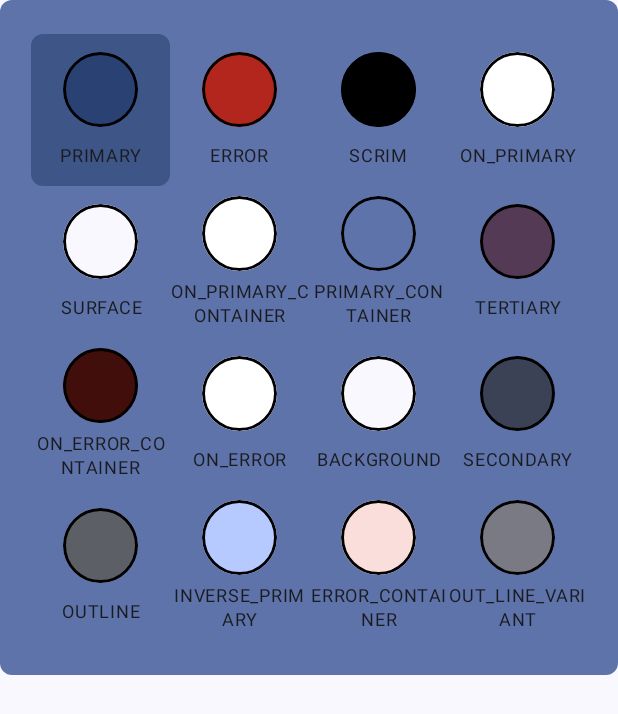
After one commit to TimofeyMaryin/M3-Desing-Lesson-App, an Android app built with Jetpack Compose: the composable ColorSquare shown on its own in the app's theme, on a phone screen of 412 x 824 dp. The commit adds this screen. Shown: the top 714 px of the screen. Run offline under Robolectric (Android 15) with nearby library versions, the phone set to English and light mode, and no system bars.

Commit message:
Add change color in project

```diff
--- a/app/src/main/java/com/m3/design/lesson/presentation/navigation/Screen.kt
+++ b/app/src/main/java/com/m3/design/lesson/presentation/navigation/Screen.kt
@@ -14,4 +14,5 @@ sealed class SettingsScreen (val route: String) {
     data object SettingsShapes: SettingsScreen("settings-shapes")
     data object SettingsText: SettingsScreen("settings-text")
     data object SettingsNightTheme: SettingsScreen("settings-night-theme")
+    data object SettingsColors: SettingsScreen("settings-colors")
 }
--- a/app/src/main/java/com/m3/design/lesson/presentation/screen/SettingsFragment.kt
+++ b/app/src/main/java/com/m3/design/lesson/presentation/screen/SettingsFragment.kt
@@ -51,7 +51,7 @@ fun SettingsFragment(
                 }
 
                 SettingsButton(value = "Цвета") {
-
+                    navController.navigate(SettingsScreen.SettingsColors.route)
                 }
 
                 SettingsButton(value = "Ночной режим") {
--- a/app/src/main/java/com/m3/design/lesson/presentation/utils/params/Colors.kt
+++ b/app/src/main/java/com/m3/design/lesson/presentation/utils/params/Colors.kt
@@ -6,4 +6,5 @@ enum class Colors {
     PRIMARY, ERROR, SCRIM, ON_PRIMARY, SURFACE, ON_PRIMARY_CONTAINER,
     PRIMARY_CONTAINER, TERTIARY, ON_ERROR_CONTAINER, ON_ERROR, BACKGROUND,
     SECONDARY, OUTLINE, INVERSE_PRIMARY, ERROR_CONTAINER, OUT_LINE_VARIANT,
+    UNSPECIFIED
 }
--- /dev/null
+++ b/app/src/main/java/com/m3/design/lesson/presentation/utils/ui/ColorSquare.kt
@@ -0,0 +1,277 @@
+package com.m3.design.lesson.presentation.utils.ui
+
+import androidx.compose.foundation.background
+import androidx.compose.foundation.border
+import androidx.compose.foundation.clickable
+import androidx.compose.foundation.layout.Arrangement
+import androidx.compose.foundation.layout.Box
+import androidx.compose.foundation.layout.Column
+import androidx.compose.foundation.layout.Row
+import androidx.compose.foundation.layout.RowScope
+import androidx.compose.foundation.layout.fillMaxSize
+import androidx.compose.foundation.layout.fillMaxWidth
+import androidx.compose.foundation.layout.height
+import androidx.compose.foundation.layout.padding
+import androidx.compose.foundation.layout.size
+import androidx.compose.foundation.shape.CircleShape
+import androidx.compose.material3.MaterialTheme
+import androidx.compose.runtime.Composable
+import androidx.compose.ui.Alignment
+import androidx.compose.ui.Modifier
+import androidx.compose.ui.draw.clip
+import androidx.compose.ui.graphics.Color
+import androidx.compose.ui.unit.dp
+import com.m3.design.lesson.presentation.utils.params.Colors
+import com.m3.design.lesson.presentation.vms.SettingsViewModel
+
+
+@Composable
+fun setColorByType(type: Colors): Color {
+    return when (type) {
+        Colors.PRIMARY -> MaterialTheme.colorScheme.primary
+        Colors.ERROR -> MaterialTheme.colorScheme.error
+        Colors.SCRIM -> MaterialTheme.colorScheme.scrim
+        Colors.ON_PRIMARY -> MaterialTheme.colorScheme.onPrimary
+        Colors.SURFACE -> MaterialTheme.colorScheme.surface
+        Colors.ON_PRIMARY_CONTAINER -> MaterialTheme.colorScheme.onPrimaryContainer
+        Colors.PRIMARY_CONTAINER -> MaterialTheme.colorScheme.primaryContainer
+        Colors.TERTIARY -> MaterialTheme.colorScheme.tertiary
+        Colors.ON_ERROR_CONTAINER -> MaterialTheme.colorScheme.onErrorContainer
+        Colors.ON_ERROR -> MaterialTheme.colorScheme.onError
+        Colors.BACKGROUND -> MaterialTheme.colorScheme.background
+        Colors.SECONDARY -> MaterialTheme.colorScheme.secondary
+        Colors.OUTLINE -> MaterialTheme.colorScheme.outline
+        Colors.INVERSE_PRIMARY -> MaterialTheme.colorScheme.inversePrimary
+        Colors.ERROR_CONTAINER -> MaterialTheme.colorScheme.errorContainer
+        Colors.OUT_LINE_VARIANT -> MaterialTheme.colorScheme.outlineVariant
+        Colors.UNSPECIFIED -> Color.Unspecified
+    }
+}
+
+@Composable
+fun ColorSquare(
+    viewModel: SettingsViewModel,
+    currentColors: Colors,
+    onChangeColor: (Colors) -> Unit
+) {
+
+
+    Box(
+        modifier = Modifier
+            .createContainer(viewModel)
+            .fillMaxWidth()
+            .height(450.dp),
+        contentAlignment = Alignment.Center,
+    ) {
+        Column(
+            modifier = Modifier.fillMaxSize(.9f)
+        ) {
+            Container(weight = 1f) {
+                Row {
+                   ColorsItem(
+                       value = "PRIMARY",
+                       type = Colors.PRIMARY,
+                       viewModel = viewModel,
+                       selected = currentColors == Colors.PRIMARY,
+                   ) {
+                       onChangeColor(Colors.PRIMARY)
+                   }
+
+                    ColorsItem(
+                        value = "ERROR",
+                        type = Colors.ERROR,
+                        viewModel = viewModel,
+                        selected = currentColors == Colors.ERROR,
+                    ) {
+                        onChangeColor(Colors.ERROR)
+                    }
+
+                    ColorsItem(
+                        value = "SCRIM",
+                        type = Colors.SCRIM,
+                        viewModel = viewModel,
+                        selected = currentColors == Colors.SCRIM,
+                    ) {
+                        onChangeColor(Colors.SCRIM)
+                    }
+
+                    ColorsItem(
+                        value = "ON_PRIMARY",
+                        type = Colors.ON_PRIMARY,
+                        viewModel = viewModel,
+                        selected = currentColors == Colors.ON_PRIMARY,
+                    ) {
+                        onChangeColor(Colors.ON_PRIMARY)
+                    }
+                }
+            }
+
+            Container(weight = 1f) {
+                Row {
+                    ColorsItem(
+                        value = "SURFACE",
+                        type = Colors.SURFACE,
+                        viewModel = viewModel,
+                        selected = currentColors == Colors.SURFACE,
+                    ) {
+                        onChangeColor(Colors.SURFACE)
+                    }
+
+                    ColorsItem(
+                        value = "ON_PRIMARY_CONTAINER",
+                        type = Colors.ON_PRIMARY_CONTAINER,
+                        viewModel = viewModel,
+                        selected = currentColors == Colors.ON_PRIMARY_CONTAINER,
+                    ) {
+                        onChangeColor(Colors.ON_PRIMARY_CONTAINER)
+                    }
+
+                    ColorsItem(
+                        value = "PRIMARY_CONTAINER",
+                        type = Colors.PRIMARY_CONTAINER,
+                        viewModel = viewModel,
+                        selected = currentColors == Colors.PRIMARY_CONTAINER,
+                    ) {
+                        onChangeColor(Colors.PRIMARY_CONTAINER)
+                    }
+
+                    ColorsItem(
+                        value = "TERTIARY",
+                        type = Colors.TERTIARY,
+                        viewModel = viewModel,
+                        selected = currentColors == Colors.TERTIARY,
+                    ) {
+                        onChangeColor(Colors.TERTIARY)
+                    }
+                }
+            }
+
+            Container(weight = 1f) {
+                Row {
+                    ColorsItem(
+                        value = "ON_ERROR_CONTAINER",
+                        type = Colors.ON_ERROR_CONTAINER,
+                        viewModel = viewModel,
+                        selected = currentColors == Colors.ON_ERROR_CONTAINER,
+                    ) {
+                        onChangeColor(Colors.ON_ERROR_CONTAINER)
+                    }
+
+                    ColorsItem(
+                        value = "ON_ERROR",
+                        type = Colors.ON_ERROR,
+                        viewModel = viewModel,
+                        selected = currentColors == Colors.ON_ERROR,
+                    ) {
+                        onChangeColor(Colors.ON_ERROR)
+                    }
+
+                    ColorsItem(
+                        value = "BACKGROUND",
+                        type = Colors.BACKGROUND,
+                        viewModel = viewModel,
+                        selected = currentColors == Colors.BACKGROUND,
+                    ) {
+                        onChangeColor(Colors.BACKGROUND)
+                    }
+
+                    ColorsItem(
+                        value = "SECONDARY",
+                        type = Colors.SECONDARY,
+                        viewModel = viewModel,
+                        selected = currentColors == Colors.SECONDARY,
+                    ) {
+                        onChangeColor(Colors.SECONDARY)
+                    }
+                }
+            }
+
+            Container(weight = 1f) {
+                Row {
+                    ColorsItem(
+                        value = "OUTLINE",
+                        type = Colors.OUTLINE,
+                        viewModel = viewModel,
+                        selected = currentColors == Colors.OUTLINE,
+                    ) {
+                        onChangeColor(Colors.OUTLINE)
+                    }
+
+                    ColorsItem(
+                        value = "INVERSE_PRIMARY",
+                        type = Colors.INVERSE_PRIMARY,
+                        viewModel = viewModel,
+                        selected = currentColors == Colors.INVERSE_PRIMARY,
+                    ) {
+                        onChangeColor(Colors.INVERSE_PRIMARY)
+                    }
+
+                    ColorsItem(
+                        value = "ERROR_CONTAINER",
+                        type = Colors.ERROR_CONTAINER,
+                        viewModel = viewModel,
+                        selected = currentColors == Colors.ERROR_CONTAINER,
+                    ) {
+                        onChangeColor(Colors.ERROR_CONTAINER)
+                    }
+
+                    ColorsItem(
+                        value = "OUT_LINE_VARIANT",
+                        type = Colors.OUT_LINE_VARIANT,
+                        viewModel = viewModel,
+                        selected = currentColors == Colors.OUT_LINE_VARIANT,
+                    ) {
+                        onChangeColor(Colors.OUT_LINE_VARIANT)
+                    }
+                }
+            }
+        }
+    }
+
+
+}
+
+
+
+@Composable
+private fun RowScope.ColorsItem(
+    value: String,
+    type: Colors,
+    selected: Boolean,
+    viewModel: SettingsViewModel,
+    onChangeColor: (Colors) -> Unit
+) {
+
+    Container(weight = 1f) {
+        Box(
+            modifier = Modifier
+                .clip(createClip(shapes = viewModel.containerShapes))
+                .background(
+                    if (selected) {
+                        createColor(colors = type).copy(.6f)
+                    } else {
+                        Color.Transparent
+                    }
+                )
+                .fillMaxSize()
+                .clickable { onChangeColor(type) },
+            contentAlignment = Alignment.Center
+        ) {
+            Column(
+                modifier = Modifier.fillMaxSize(),
+                horizontalAlignment = Alignment.CenterHorizontally,
+                verticalArrangement = Arrangement.SpaceEvenly,
+            ) {
+                Box(
+                    modifier = Modifier
+                        .clip(CircleShape)
+                        .border(2.dp, Color.Black, CircleShape)
+                        .size(50.dp)
+                        .background(setColorByType(type = type)),
+                )
+                LabelText(value = value, viewModel = viewModel)
+            }
+        }
+    }
+
+}
--- a/app/src/main/java/com/m3/design/lesson/presentation/utils/ui/FragmentManager.kt
+++ b/app/src/main/java/com/m3/design/lesson/presentation/utils/ui/FragmentManager.kt
@@ -1,5 +1,6 @@
 package com.m3.design.lesson.presentation.utils.ui
 
+import androidx.compose.foundation.background
 import androidx.compose.foundation.layout.Arrangement
 import androidx.compose.foundation.layout.Box
 import androidx.compose.foundation.layout.Column
@@ -36,7 +37,9 @@ fun FragmentManager(
 
 
     Column(
-        modifier = Modifier.fillMaxSize(),
+        modifier = Modifier
+            .fillMaxSize()
+            .background(setColorByType(type = viewModel.backgroundColor)),
     ) {
         Container(weight = 10f) {
             Column(
--- a/app/src/main/java/com/m3/design/lesson/presentation/utils/ui/Text.kt
+++ b/app/src/main/java/com/m3/design/lesson/presentation/utils/ui/Text.kt
@@ -3,42 +3,55 @@ package com.m3.design.lesson.presentation.utils.ui
 import androidx.compose.material3.MaterialTheme
 import androidx.compose.material3.Text
 import androidx.compose.runtime.Composable
+import androidx.compose.ui.graphics.Color
 import androidx.compose.ui.text.TextStyle
 import androidx.compose.ui.text.font.FontWeight
+import androidx.compose.ui.text.style.TextAlign
 import com.m3.design.lesson.presentation.utils.params.TextClass
 import com.m3.design.lesson.presentation.vms.SettingsViewModel
 
 @Composable
 fun DisplayText(value: String, viewModel: SettingsViewModel, fontWeight: FontWeight = FontWeight.Normal) {
-    _AppText(value = value, style = _setTextStyle(category = viewModel.textStyle_Display), fontWeight = fontWeight)
+    _AppText(value = value, style = _setTextStyle(category = viewModel.textStyle_Display), fontWeight = fontWeight, color = setColorByType(type = viewModel.textColor))
 }
 
 @Composable
 fun HeadlineText(value: String, viewModel: SettingsViewModel) {
-    _AppText(value = value, style = _setTextStyle(category = viewModel.textStyle_Headline))
+    _AppText(value = value, style = _setTextStyle(category = viewModel.textStyle_Headline), color = setColorByType(type = viewModel.textColor))
 }
 
 @Composable
 fun TitleText(value: String, viewModel: SettingsViewModel) {
-    _AppText(value = value, style = _setTextStyle(category = viewModel.textStyle_Title))
+    _AppText(value = value, style = _setTextStyle(category = viewModel.textStyle_Title), color = setColorByType(type = viewModel.textColor))
 }
 
 @Composable
 fun BodyText(value: String, viewModel: SettingsViewModel) {
-    _AppText(value = value, style = _setTextStyle(category = viewModel.textStyle_Body))
+    _AppText(value = value, style = _setTextStyle(category = viewModel.textStyle_Body),color = setColorByType(type = viewModel.textColor))
 }
 
 @Composable
 fun LabelText(value: String, viewModel: SettingsViewModel) {
-    _AppText(value = value, style = _setTextStyle(category = viewModel.textStyle_Label))
+    _AppText(
+        value = value,
+        style = _setTextStyle(category = viewModel.textStyle_Label),
+        color = setColorByType(type = viewModel.textColor),
+    )
 }
 
 @Composable
-private fun _AppText(value: String, style: TextStyle, fontWeight: FontWeight = FontWeight.Normal) {
+private fun _AppText(
+    value: String,
+    style: TextStyle,
+    fontWeight: FontWeight = FontWeight.Normal,
+    color: Color,
+) {
     Text(
         text = value,
         style = style,
-        fontWeight = fontWeight
+        fontWeight = fontWeight,
+        color = color,
+        textAlign = TextAlign.Center,
     )
 }
 
--- a/app/src/main/java/com/m3/design/lesson/presentation/utils/ui/Utils.kt
+++ b/app/src/main/java/com/m3/design/lesson/presentation/utils/ui/Utils.kt
@@ -53,4 +53,5 @@ import com.m3.design.lesson.presentation.vms.SettingsViewModel
     Colors.INVERSE_PRIMARY -> MaterialTheme.colorScheme.inversePrimary
     Colors.ERROR_CONTAINER -> MaterialTheme.colorScheme.errorContainer
     Colors.OUT_LINE_VARIANT -> MaterialTheme.colorScheme.outlineVariant
+    Colors.UNSPECIFIED -> Color.Unspecified
 }
```
Also changed, not shown: app/src/main/java/com/m3/design/lesson/presentation/navigation/AppNavigation.kt (+7 -0 lines), app/src/main/java/com/m3/design/lesson/presentation/screen/settings/SettingsColorFragment.kt (added, +115 -0 lines), app/src/main/java/com/m3/design/lesson/presentation/vms/SettingsViewModel.kt (+7 -10 lines).
